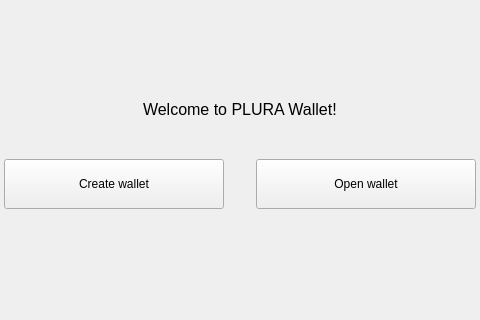
The window that src/gui/ui/nowalletframe.ui (pluracoin/pluracoin-gui-wallet) describes before a commit, drawn with Qt 5; both pictures show x 179 to 659 and y 0 to 320 of the 838 by 562 pixel window.
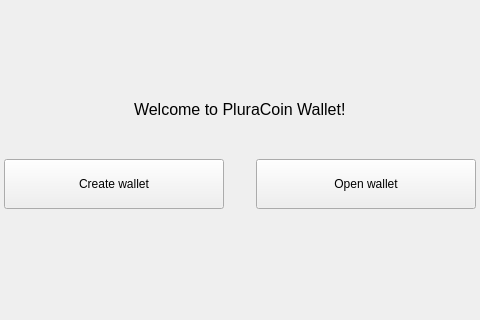
The same window after the commit.

```diff
--- a/src/gui/ui/nowalletframe.ui
+++ b/src/gui/ui/nowalletframe.ui
@@ -59,7 +59,7 @@
       </font>
      </property>
      <property name="text">
-      <string>Welcome to PLURA Wallet!</string>
+      <string>Welcome to PluraCoin Wallet!</string>
      </property>
     </widget>
    </item>
```
